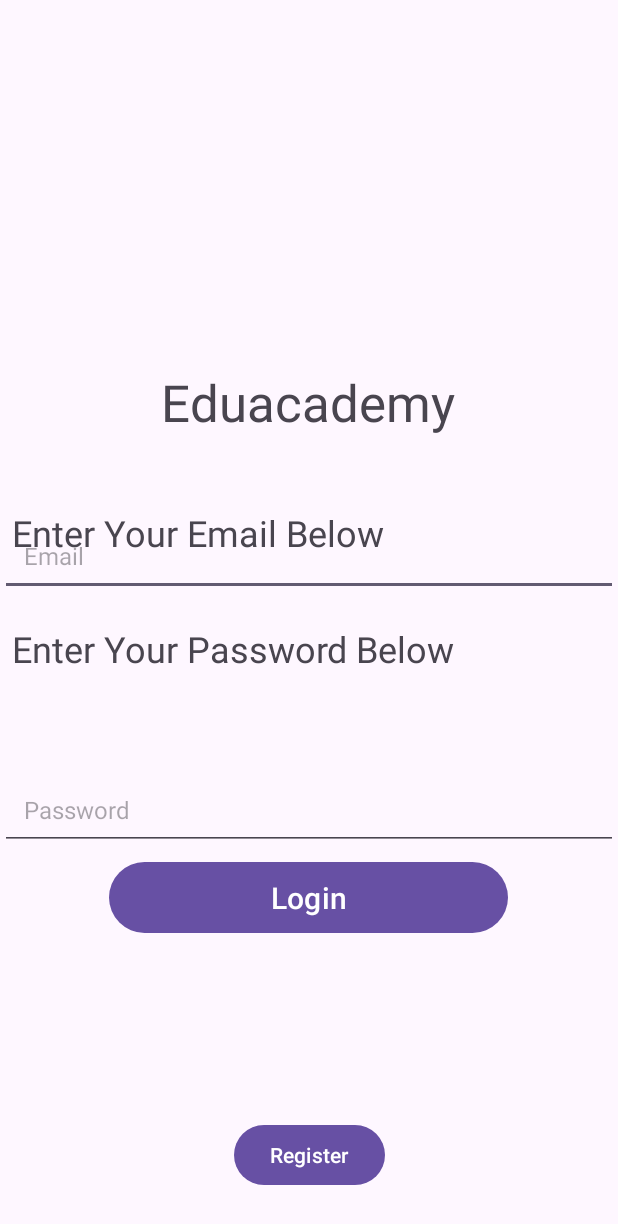
After one commit to hamana21/MAD2023_Team4, an Android app: the layout activity_login.xml on its own in the app's theme, with its tools: preview values and no code run, on a phone screen of 412 x 824 dp. The commit adds this screen. Shown: the top 1224 px of the screen. Run offline under Robolectric (Android 15) with nearby library versions, the phone set to English and light mode, and no system bars.

Commit message:
added login page

```diff
--- a/app/src/main/AndroidManifest.xml
+++ b/app/src/main/AndroidManifest.xml
@@ -13,6 +13,9 @@
         android:theme="@style/Theme.MADAsg1Iman"
         tools:targetApi="31">
         <activity
+            android:name=".LoginActivity"
+            android:exported="false" />
+        <activity
             android:name=".HomePage"
             android:exported="false" />
         <activity
--- /dev/null
+++ b/app/src/main/java/com/example/madasg1iman/LoginActivity.java
@@ -0,0 +1,49 @@
+package com.example.madasg1iman;
+
+import static android.provider.MediaStore.MediaColumns.TITLE;
+
+import androidx.appcompat.app.AppCompatActivity;
+
+import android.content.Intent;
+import android.os.Bundle;
+import android.util.Log;
+import android.view.View;
+import android.widget.Button;
+import android.widget.EditText;
+import android.widget.Toast;
+
+public class LoginActivity extends AppCompatActivity {
+
+    private EditText emailinput, passwordinput;
+    private Button loginbutton, registerbutton;
+
+    @Override
+    protected void onCreate(Bundle savedInstanceState) {
+        super.onCreate(savedInstanceState);
+        setContentView(R.layout.activity_main);
+        Log.v(TITLE, "CREATE!");
+        initView();
+        setVariable();
+    }
+    private void setVariable(){
+        loginbutton.setOnClickListener(new View.OnClickListener(){
+            @Override
+            public void onClick(View v){
+                if(!emailinput.getText().toString().isEmpty() && !passwordinput.getText().toString().isEmpty()){
+                    Toast.makeText(LoginActivity.this, "Please fill in your particulars.", Toast.LENGTH_SHORT).show();
+                }
+                else if(emailinput.getText().toString().equals("madassg1") && passwordinput.getText().toString().equals("madassg1"))
+                {
+                    startActivity(new Intent(LoginActivity.this,HomePage.class));
+                }
+            }
+        });
+    }
+
+    private void initView(){
+        emailinput = findViewById(R.id.enteremail);
+        passwordinput = findViewById(R.id.enterpassword);
+        loginbutton = findViewById(R.id.login);
+        registerbutton = findViewById(R.id.register);
+    }
+}
--- a/app/src/main/java/com/example/madasg1iman/Splashscreen.java
+++ b/app/src/main/java/com/example/madasg1iman/Splashscreen.java
@@ -15,7 +15,7 @@ public class Splashscreen extends AppCompatActivity {
         new Handler().postDelayed(new Runnable() {
             @Override
             public void run() {
-                Intent intent = new Intent(Splashscreen.this, HomePage.class);
+                Intent intent = new Intent(Splashscreen.this, LoginActivity.class);
                 startActivity(intent);
                 finish();
             }
--- /dev/null
+++ b/app/src/main/res/layout/activity_login.xml
@@ -0,0 +1,118 @@
+<?xml version="1.0" encoding="utf-8"?>
+<androidx.constraintlayout.widget.ConstraintLayout xmlns:android="http://schemas.android.com/apk/res/android"
+    xmlns:app="http://schemas.android.com/apk/res-auto"
+    xmlns:tools="http://schemas.android.com/tools"
+    android:layout_width="match_parent"
+    android:layout_height="match_parent"
+    tools:context=".LoginActivity">
+
+    <TextView
+        android:id="@+id/eduacademy"
+        android:layout_width="wrap_content"
+        android:layout_height="45dp"
+        android:layout_marginStart="8dp"
+        android:layout_marginTop="8dp"
+        android:layout_marginEnd="8dp"
+        android:text="Eduacademy"
+        android:textSize="34sp"
+        app:layout_constraintBottom_toBottomOf="parent"
+        app:layout_constraintEnd_toEndOf="parent"
+        app:layout_constraintHorizontal_bias="0.497"
+        app:layout_constraintStart_toStartOf="parent"
+        app:layout_constraintTop_toTopOf="parent"
+        app:layout_constraintVertical_bias="0.308" />
+
+    <TextView
+        android:id="@+id/email"
+        android:layout_width="match_parent"
+        android:layout_height="wrap_content"
+        android:layout_marginStart="8dp"
+        android:layout_marginTop="48dp"
+        android:layout_marginEnd="8dp"
+        android:text="Enter Your Email Below"
+        android:textSize="24sp"
+        app:layout_constraintEnd_toEndOf="parent"
+        app:layout_constraintHorizontal_bias="1.0"
+        app:layout_constraintStart_toStartOf="parent"
+        app:layout_constraintTop_toBottomOf="@+id/eduacademy" />
+
+    <EditText
+        android:id="@+id/enteremail"
+        android:layout_width="match_parent"
+        android:layout_height="50dp"
+        android:ems="10"
+        android:hint="Email"
+        android:inputType="textEmailAddress"
+        android:padding="16dp"
+        android:textSize="16sp"
+        app:layout_constraintBottom_toTopOf="@+id/password"
+        app:layout_constraintEnd_toEndOf="parent"
+        app:layout_constraintHorizontal_bias="1.0"
+        app:layout_constraintStart_toStartOf="parent"
+        app:layout_constraintTop_toBottomOf="@+id/eduacademy"
+        app:layout_constraintVertical_bias="0.75" />
+
+    <TextView
+        android:id="@+id/password"
+        android:layout_width="match_parent"
+        android:layout_height="wrap_content"
+        android:layout_marginStart="8dp"
+        android:layout_marginTop="416dp"
+        android:layout_marginEnd="8dp"
+        android:text="Enter Your Password Below"
+        android:textSize="24sp"
+        app:layout_constraintEnd_toEndOf="parent"
+        app:layout_constraintHorizontal_bias="0.0"
+        app:layout_constraintStart_toStartOf="parent"
+        app:layout_constraintTop_toTopOf="parent" />
+
+    <EditText
+        android:id="@+id/enterpassword"
+        android:layout_width="match_parent"
+        android:layout_height="50dp"
+        android:layout_marginBottom="4dp"
+        android:ems="10"
+        android:hint="Password"
+        android:inputType="textPassword"
+        android:padding="16dp"
+        android:textSize="16sp"
+        app:layout_constraintBottom_toTopOf="@+id/login"
+        app:layout_constraintEnd_toEndOf="parent"
+        app:layout_constraintHorizontal_bias="1.0"
+        app:layout_constraintStart_toStartOf="parent" />
+
+    <Button
+        android:id="@+id/login"
+        android:layout_width="266dp"
+        android:layout_height="55dp"
+        android:text="Login"
+        android:textColorHighlight="#3F51B5"
+        android:textColorLink="#3F51B5"
+        android:textSize="20sp"
+        app:layout_constraintBottom_toBottomOf="parent"
+        app:layout_constraintEnd_toEndOf="parent"
+        app:layout_constraintHorizontal_bias="0.496"
+        app:layout_constraintStart_toStartOf="parent"
+        app:layout_constraintTop_toTopOf="parent"
+        app:layout_constraintVertical_bias="0.742" />
+
+
+
+
+    <Button
+        android:id="@+id/register"
+        android:layout_width="wrap_content"
+        android:layout_height="wrap_content"
+        android:layout_marginStart="160dp"
+        android:layout_marginTop="136dp"
+        android:layout_marginEnd="160dp"
+        android:layout_marginBottom="30dp"
+        android:text="Register"
+        app:layout_constraintBottom_toBottomOf="parent"
+        app:layout_constraintEnd_toEndOf="parent"
+        app:layout_constraintStart_toStartOf="parent"
+        app:layout_constraintTop_toBottomOf="@+id/login"
+        app:layout_constraintVertical_bias="1.0" />
+
+
+</androidx.constraintlayout.widget.ConstraintLayout>
```
Also changed, not shown: 1 other file.
